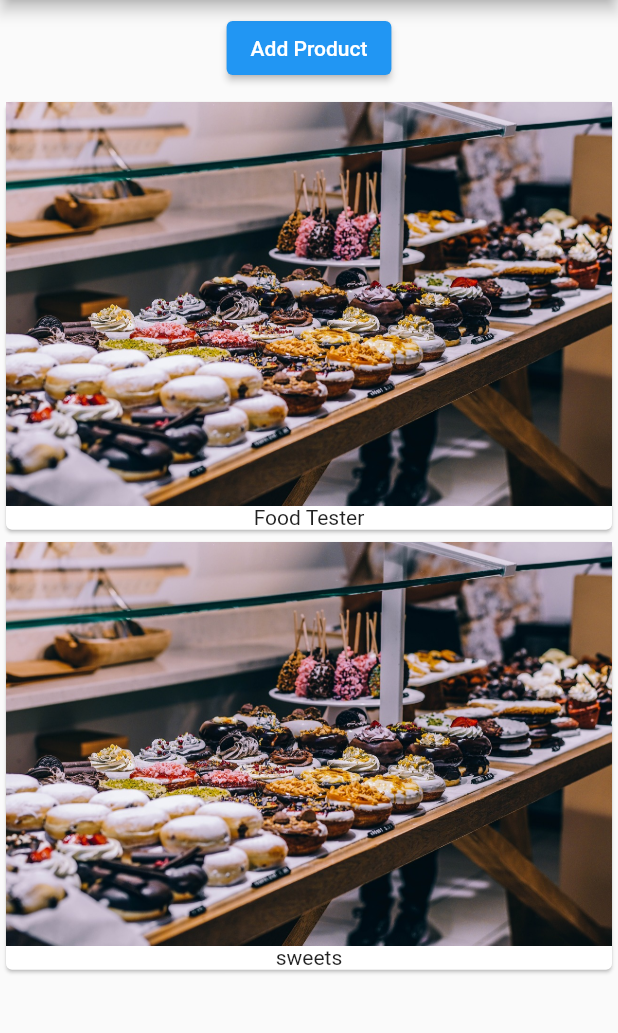
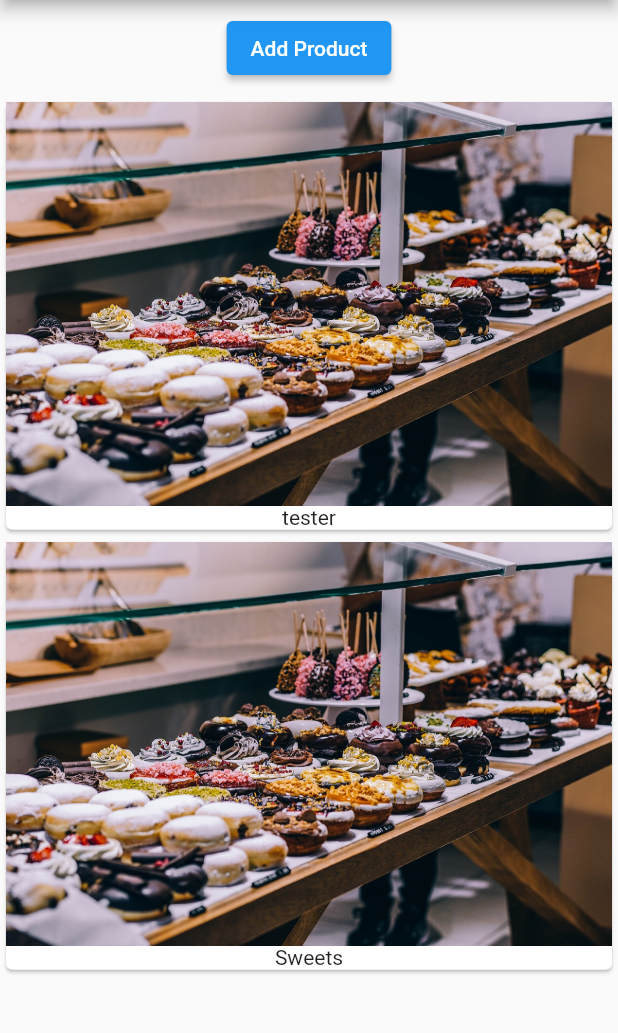
Before and after one commit to miikhaaeel/EasyList, a Flutter app: the screen it shows after launch, after a tap on "Add Product", on a phone screen of 412 x 824 dp, the part 84-1117 px from its top. Run offline on Flutter 3.47's test engine with Material 2 defaults, Android fonts, the phone set to English and light mode, and no system bars.

Commit message:
building productList

```diff
--- a/lib/main.dart
+++ b/lib/main.dart
@@ -20,7 +20,7 @@ class _MyAppState extends State<MyApp> {
         appBar: AppBar(
           title: const Text('EasyList'),
         ),
-        body:const ProductManager(startingProduct: 'Food Tester',)
+        body:const ProductManager(startingProduct: 'tester',)
       ),
     );
   }
--- a/lib/product_control.dart
+++ b/lib/product_control.dart
@@ -8,7 +8,7 @@ class ProductControl extends StatelessWidget {
   Widget build(BuildContext context) {
     return ElevatedButton(
       onPressed: () {
-        addProduct!('sweets');
+        addProduct!('Sweets');
       },
       child: const Text('Add Product'),
     );
--- a/lib/product_manager.dart
+++ b/lib/product_manager.dart
@@ -3,8 +3,8 @@ import 'package:flutter/material.dart';
 import './products.dart';
 
 class ProductManager extends StatefulWidget {
-  final String startingProduct;
-  const ProductManager({Key? key, required this.startingProduct})
+  final String? startingProduct;
+  const ProductManager({Key? key, this.startingProduct})
       : super(key: key);
 
   @override
@@ -15,7 +15,7 @@ class _ProductManagerState extends State<ProductManager> {
   final List<String> _products = [];
   @override
   void initState() {
-    _products.add(widget.startingProduct);
+    _products.add(widget.startingProduct!);
     super.initState();
   }
 
@@ -24,16 +24,18 @@ class _ProductManagerState extends State<ProductManager> {
       _products.add(product);
     });
   }
+
   @override
   Widget build(BuildContext context) {
-    // List<String> _product = ['Food Tester'];
     return Column(
       children: [
         Container(
           margin: const EdgeInsets.all(8),
           child: ProductControl(addProduct: _addProduct),
         ),
-        Product(_products),
+        Expanded(
+          child: Product(_products),
+        ),
       ],
     );
   }
--- a/lib/products.dart
+++ b/lib/products.dart
@@ -4,21 +4,34 @@ class Product extends StatelessWidget {
   final List<String> product;
   const Product(this.product, {Key? key}) : super(key: key);
 
+  Widget _buildProductItem(BuildContext context, int index) {
+    return Card(
+      child: Column(
+        children: [
+          Image.asset('assets/food.jpg'),
+          Text(product[index]),
+        ],
+      ),
+    );
+  }
+
+  Widget _buildProductList() {
+    Widget productCard;
+    if (product.isNotEmpty) {
+      productCard = ListView.builder(
+        itemBuilder: _buildProductItem,
+        itemCount: product.length,
+      );
+    } else {
+      productCard = const Center(
+        child: Text('No Products found. Please add one'),
+      );
+    }
+    return productCard;
+  }
+
   @override
   Widget build(BuildContext context) {
-    return Column(
-      children: product
-          .map(
-            (e) => Card(
-              child: Column(
-                children: [
-                  Image.asset('assets/food.jpg'),
-                  Text(e),
-                ],
-              ),
-            ),
-          )
-          .toList(),
-    );
+    return _buildProductList();
   }
 }
```
